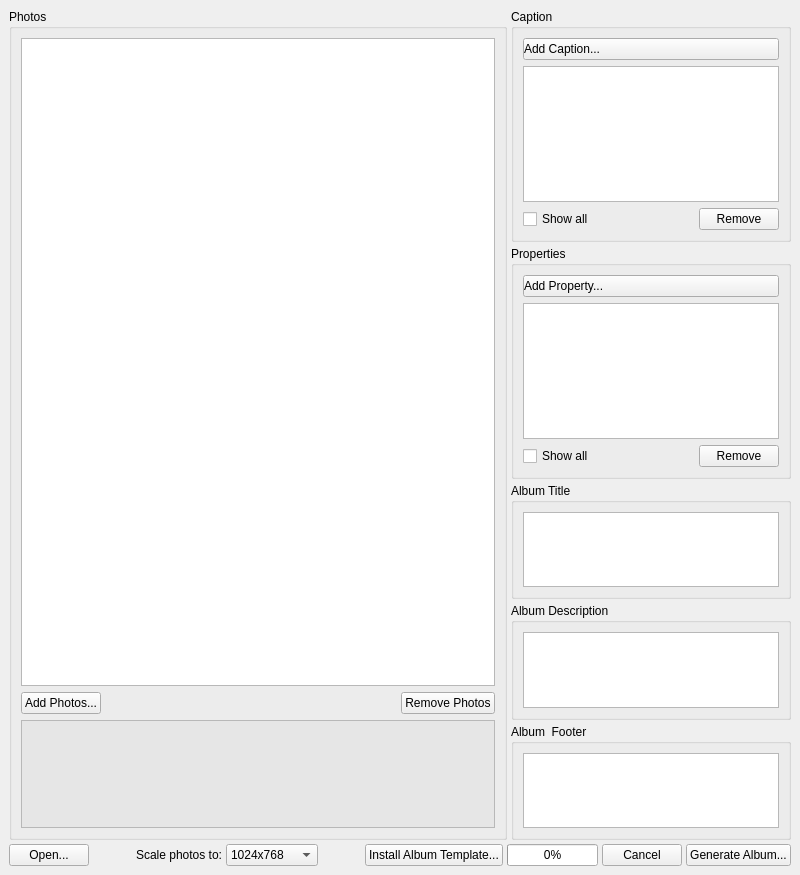
Qt form tools/AlbumGeneratorUI.ui (rdegraaf/dyphal) before a commit.
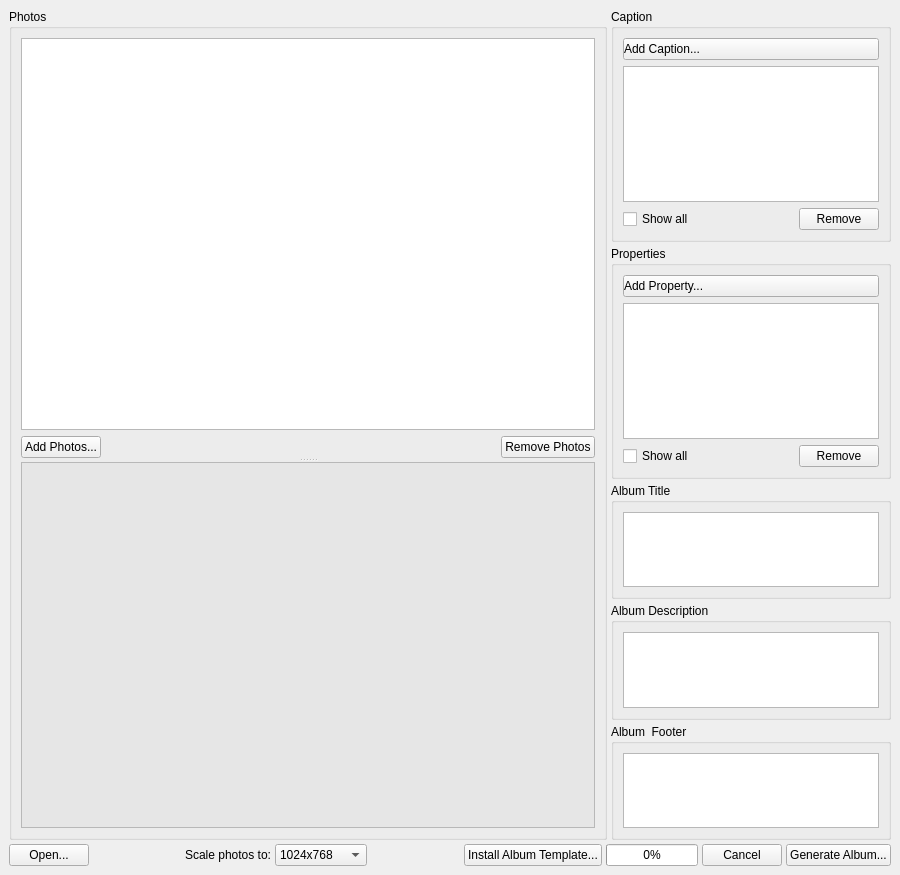
The same form after that commit. Icons and pictures are not drawn.

The edit to the form file:
```diff
--- a/tools/AlbumGeneratorUI.ui
+++ b/tools/AlbumGeneratorUI.ui
@@ -6,7 +6,7 @@
    <rect>
     <x>0</x>
     <y>0</y>
-    <width>800</width>
+    <width>900</width>
     <height>875</height>
    </rect>
   </property>
@@ -36,10 +36,14 @@
         <property name="title">
          <string>Photos</string>
         </property>
-        <property name="alignment">
-         <set>Qt::AlignLeading|Qt::AlignLeft|Qt::AlignTop</set>
-        </property>
-        <layout class="QVBoxLayout" name="verticalLayout_6" stretch="6,0,1">
+        <layout class="QVBoxLayout" name="verticalLayout_6">
+         <item>
+          <widget class="QSplitter" name="splitter">
+           <property name="orientation">
+            <enum>Qt::Vertical</enum>
+           </property>
+           <widget class="QWidget" name="widget_2" native="true">
+            <layout class="QVBoxLayout" name="verticalLayout_7" stretch="1,0">
          <item>
           <widget class="QListWidget" name="photosList">
            <property name="toolTip">
@@ -103,7 +107,8 @@
            </item>
           </layout>
          </item>
-         <item>
+            </layout>
+           </widget>
           <widget class="QTextEdit" name="photoProperties">
            <property name="palette">
             <palette>
@@ -152,6 +157,7 @@
             <bool>true</bool>
            </property>
           </widget>
+          </widget>
          </item>
         </layout>
        </widget>
```
Left out of the diff: 11 changed lines with no effect on the pictures. Lines whose indentation alone changed are shown as unchanged.
